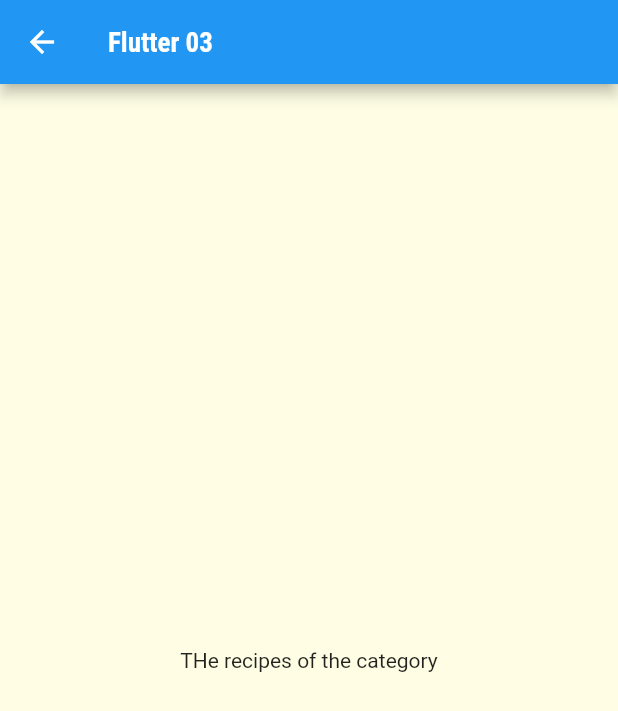
After one commit to Cutter72/flutter_03, a Flutter app: the screen it shows after launch, after a tap on "Italian", on a phone screen of 412 x 824 dp. The commit adds this screen. Shown: the top 711 px of the screen. Run offline on Flutter 3.47's test engine with Material 2 defaults, Android fonts, the light colour scheme and no system bars.

Commit message:
Day 2 Screen transitions added by Navigator & MaterialPageRoute

```diff
--- /dev/null
+++ b/lib/screens/category_meals_screen.dart
@@ -0,0 +1,21 @@
+import 'package:flutter/material.dart';
+
+///
+/// @author Paweł Drelich <drelich_pawel@o2.pl>
+///
+class CategoryMealsScreen extends StatelessWidget {
+  const CategoryMealsScreen({Key? key}) : super(key: key);
+
+  @override
+  Widget build(BuildContext context) {
+    return Scaffold(
+      // Scaffold must be the root for screens
+      appBar: AppBar(
+        title: const Text("Flutter 03"),
+      ),
+      body: const Center(
+          child: Text(
+              "THe recipes of the category")), // This trailing comma makes auto-formatting nicer for build methods.
+    );
+  }
+}
--- a/lib/widgets/category_item.dart
+++ b/lib/widgets/category_item.dart
@@ -1,4 +1,5 @@
 import 'package:flutter/material.dart';
+import 'package:flutter_03/screens/category_meals_screen.dart';
 
 ///
 /// @author Paweł Drelich <drelich_pawel@o2.pl>
@@ -11,7 +12,11 @@ class CategoryItem extends StatelessWidget {
 
   @override
   Widget build(BuildContext context) {
-    return Container(
+    return InkWell(
+      splashColor: Theme.of(context).colorScheme.primary,
+      borderRadius: const BorderRadius.all(Radius.circular(8)),
+      onTap: () => goTo(context),
+      child: Container(
         padding: const EdgeInsets.all(15),
         decoration: BoxDecoration(
             borderRadius: const BorderRadius.all(Radius.circular(8)),
@@ -24,6 +29,13 @@ class CategoryItem extends StatelessWidget {
           title,
           style: Theme.of(context).textTheme.headline6,
         ),
+      ),
     );
   }
+
+  goTo(BuildContext context) {
+    Navigator.of(context).push(MaterialPageRoute(
+      builder: (_) => const CategoryMealsScreen(),
+    ));
   }
+}
```
Lines whose indentation alone changed are shown as unchanged.
